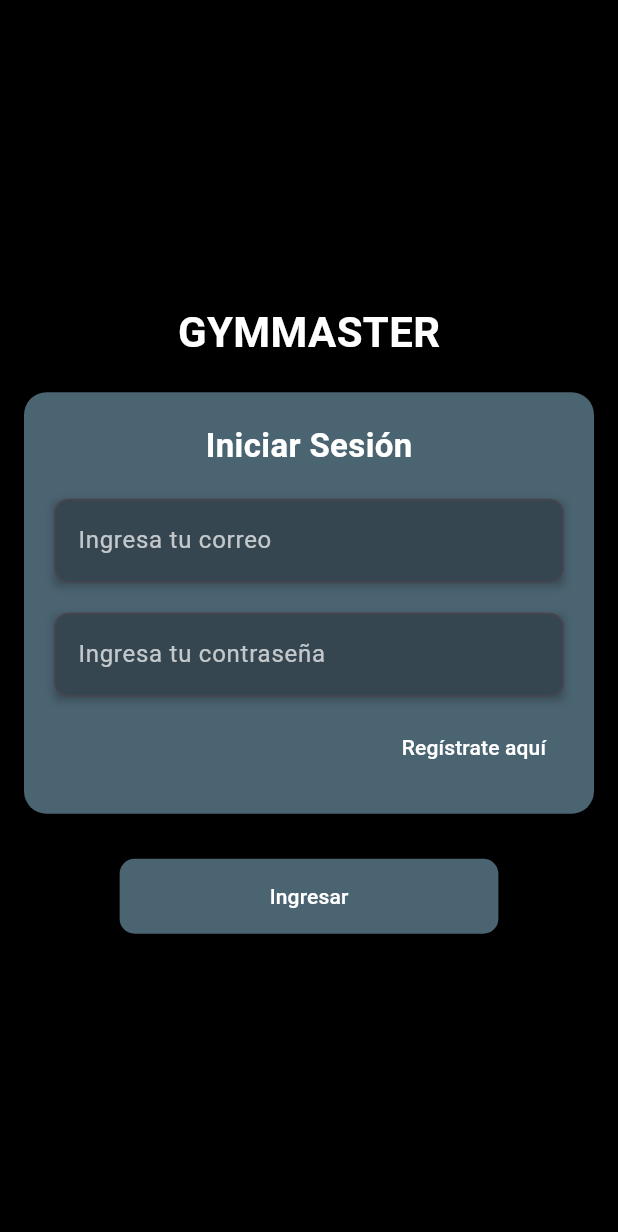
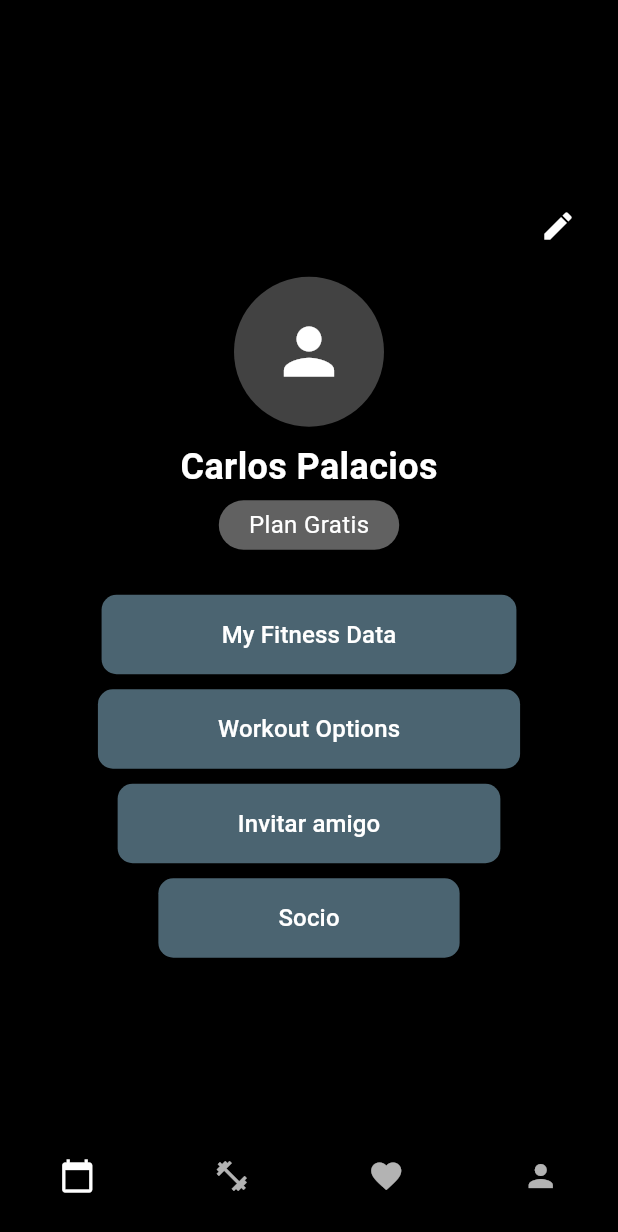
Before and after one commit to rshadeDev/Gymmaster, a Flutter app: the screen it shows after launch, after a tap on "Ingresar", on a phone screen of 412 x 824 dp. Shown: the top 1232 px of the screen. Run offline on Flutter 3.47's test engine with Material 3 defaults, Android fonts, the phone set to English and light mode, and no system bars.

Commit message:
creacion de profile_screen y fixes de register_screen

```diff
--- a/lib/main.dart
+++ b/lib/main.dart
@@ -1,12 +1,14 @@
 import 'package:flutter/material.dart';
 import 'presentation/screens/splash_screen.dart';
 
-void main() => runApp(MyApp());
+void main() => runApp(const MyApp());
 
 class MyApp extends StatelessWidget {
+  const MyApp({super.key});
+
   @override
   Widget build(BuildContext context) {
-    return MaterialApp(
+    return const MaterialApp(
       debugShowCheckedModeBanner: false,
       home: SplashScreen(),
     );
--- a/lib/presentation/screens/login_screen.dart
+++ b/lib/presentation/screens/login_screen.dart
@@ -1,7 +1,10 @@
 import 'package:flutter/material.dart';
 import 'register_screen.dart';
+import 'profile_screen.dart';
 
 class LoginScreen extends StatelessWidget {
+  const LoginScreen({super.key});
+
   @override
   Widget build(BuildContext context) {
     return Scaffold(
@@ -12,7 +15,7 @@ class LoginScreen extends StatelessWidget {
           mainAxisAlignment: MainAxisAlignment.center,
           crossAxisAlignment: CrossAxisAlignment.center,
           children: [
-            Text(
+            const Text(
               'GYMMASTER',
               style: TextStyle(
                 fontSize: 28,
@@ -20,17 +23,16 @@ class LoginScreen extends StatelessWidget {
                 color: Colors.white,
               ),
             ),
-            SizedBox(height: 20),
-            // Formulario
+            const SizedBox(height: 20),
             Container(
-              padding: EdgeInsets.all(20),
+              padding: const EdgeInsets.all(20),
               decoration: BoxDecoration(
-                color: Color(0xFF4B6471),  // Color del formulario
+                color: const Color(0xFF4B6471),
                 borderRadius: BorderRadius.circular(15),
               ),
               child: Column(
                 children: [
-                  Text(
+                  const Text(
                     'Iniciar Sesión',
                     style: TextStyle(
                       fontSize: 22,
@@ -38,10 +40,9 @@ class LoginScreen extends StatelessWidget {
                       color: Colors.white,
                     ),
                   ),
-                  SizedBox(height: 20),
-                  // Campo de correo
+                  const SizedBox(height: 20),
                   Container(
-                    decoration: BoxDecoration(
+                    decoration: const BoxDecoration(
                       boxShadow: [
                         BoxShadow(
                           color: Colors.black26,
@@ -53,21 +54,20 @@ class LoginScreen extends StatelessWidget {
                     child: TextField(
                       decoration: InputDecoration(
                         hintText: 'Ingresa tu correo',
-                        hintStyle: TextStyle(
+                        hintStyle: const TextStyle(
                           color: Colors.white70,
                         ),
                         filled: true,
-                        fillColor: Color(0xFF364650),
+                        fillColor: const Color(0xFF364650),
                         border: OutlineInputBorder(
                           borderRadius: BorderRadius.circular(10),
                         ),
                       ),
                     ),
                   ),
-                  SizedBox(height: 20),
-                  // Campo de contraseña
+                  const SizedBox(height: 20),
                   Container(
-                    decoration: BoxDecoration(
+                    decoration: const BoxDecoration(
                       boxShadow: [
                         BoxShadow(
                           color: Colors.black26,
@@ -80,29 +80,29 @@ class LoginScreen extends StatelessWidget {
                       obscureText: true,
                       decoration: InputDecoration(
                         hintText: 'Ingresa tu contraseña',
-                        hintStyle: TextStyle(
+                        hintStyle: const TextStyle(
                           color: Colors.white70,
                         ),
                         filled: true,
-                        fillColor: Color(0xFF364650),
+                        fillColor: const Color(0xFF364650),
                         border: OutlineInputBorder(
                           borderRadius: BorderRadius.circular(10),
                         ),
                       ),
                     ),
                   ),
-                  SizedBox(height: 10),
-                  // Hipervínculo "Regístrate aquí" alineado a la derecha
+                  const SizedBox(height: 10),
                   Align(
                     alignment: Alignment.centerRight,
                     child: TextButton(
                       onPressed: () {
                         Navigator.push(
                           context,
-                          MaterialPageRoute(builder: (context) => RegisterScreen()),
+                          MaterialPageRoute(
+                              builder: (context) => const RegisterScreen()),
                         );
                       },
-                      child: Text(
+                      child: const Text(
                         'Regístrate aquí',
                         style: TextStyle(
                           color: Colors.white,
@@ -113,22 +113,26 @@ class LoginScreen extends StatelessWidget {
                 ],
               ),
             ),
-            SizedBox(height: 30),
-            // Botón "Ingresar" centrado
+            const SizedBox(height: 30),
             ElevatedButton(
               onPressed: () {
-                // Acción de inicio de sesión
+                Navigator.push(
+                  context,
+                  MaterialPageRoute(
+                      builder: (context) => const ProfileScreen()),
+                );
               },
-              child: Text(
-                'Ingresar',
-                style: TextStyle(color: Colors.white),
-              ),
               style: ElevatedButton.styleFrom(
-                backgroundColor: Color(0xFF4B6471),  // Color del botón "Ingresar"
-                padding: EdgeInsets.symmetric(vertical: 15, horizontal: 100),
+                backgroundColor: const Color(0xFF4B6471),
+                padding:
+                    const EdgeInsets.symmetric(vertical: 15, horizontal: 100),
                 shape: RoundedRectangleBorder(
                   borderRadius: BorderRadius.circular(10),
                 ),
+              ),
+              child: const Text(
+                'Ingresar',
+                style: TextStyle(color: Colors.white),
               ),
             ),
           ],
--- /dev/null
+++ b/lib/presentation/screens/profile_screen.dart
@@ -0,0 +1,128 @@
+import 'package:flutter/material.dart';
+
+class ProfileScreen extends StatelessWidget {
+  const ProfileScreen({super.key});
+
+  @override
+  Widget build(BuildContext context) {
+    return Scaffold(
+      backgroundColor: Colors.black,
+      body: Padding(
+        padding: const EdgeInsets.all(16.0),
+        child: Column(
+          mainAxisAlignment: MainAxisAlignment.center,
+          crossAxisAlignment: CrossAxisAlignment.center,
+          children: [
+            Align(
+              alignment: Alignment.topRight,
+              child: IconButton(
+                icon: const Icon(Icons.edit, color: Colors.white),
+                onPressed: () {},
+              ),
+            ),
+            const SizedBox(height: 10),
+            CircleAvatar(
+              radius: 50,
+              backgroundColor: Colors.grey[800],
+              child: const Icon(Icons.person, size: 50, color: Colors.white),
+            ),
+            const SizedBox(height: 10),
+            const Text(
+              'Carlos Palacios',
+              style: TextStyle(
+                fontSize: 24,
+                fontWeight: FontWeight.bold,
+                color: Colors.white,
+              ),
+            ),
+            const SizedBox(height: 5),
+            Container(
+              padding: const EdgeInsets.symmetric(vertical: 5, horizontal: 20),
+              decoration: BoxDecoration(
+                color: Colors.grey[700],
+                borderRadius: BorderRadius.circular(20),
+              ),
+              child: const Text(
+                'Plan Gratis',
+                style: TextStyle(
+                  fontSize: 16,
+                  color: Colors.white,
+                ),
+              ),
+            ),
+            const SizedBox(height: 30),
+            ProfileOptionButton(text: 'My Fitness Data', onPressed: () {}),
+            const SizedBox(height: 10),
+            ProfileOptionButton(text: 'Workout Options', onPressed: () {}),
+            const SizedBox(height: 10),
+            ProfileOptionButton(text: 'Invitar amigo', onPressed: () {}),
+            const SizedBox(height: 10),
+            ProfileOptionButton(text: 'Socio', onPressed: () {}),
+          ],
+        ),
+      ),
+      bottomNavigationBar: Theme(
+        data: Theme.of(context).copyWith(
+          canvasColor: Colors.black,
+        ),
+        child: BottomNavigationBar(
+          backgroundColor: Colors.black,
+          elevation: 0,
+          type: BottomNavigationBarType.fixed,
+          unselectedItemColor: Colors.white70,
+          selectedItemColor: Colors.white,
+          items: const [
+            BottomNavigationBarItem(
+              icon: Icon(Icons.calendar_today),
+              label: '',
+            ),
+            BottomNavigationBarItem(
+              icon: Icon(Icons.fitness_center),
+              label: '',
+            ),
+            BottomNavigationBarItem(
+              icon: Icon(Icons.favorite),
+              label: '',
+            ),
+            BottomNavigationBarItem(
+              icon: Icon(Icons.person),
+              label: '',
+            ),
+          ],
+        ),
+      ),
+    );
+  }
+}
+
+class ProfileOptionButton extends StatelessWidget {
+  final String text;
+  final VoidCallback onPressed;
+
+  const ProfileOptionButton({
+    super.key,
+    required this.text,
+    required this.onPressed,
+  });
+
+  @override
+  Widget build(BuildContext context) {
+    return ElevatedButton(
+      onPressed: onPressed,
+      style: ElevatedButton.styleFrom(
+        backgroundColor: const Color(0xFF4B6471),
+        padding: const EdgeInsets.symmetric(vertical: 15, horizontal: 80),
+        shape: RoundedRectangleBorder(
+          borderRadius: BorderRadius.circular(10),
+        ),
+      ),
+      child: Text(
+        text,
+        style: const TextStyle(
+          color: Colors.white,
+          fontSize: 16,
+        ),
+      ),
+    );
+  }
+}
--- a/lib/presentation/screens/splash_screen.dart
+++ b/lib/presentation/screens/splash_screen.dart
@@ -3,6 +3,8 @@ import 'package:flutter/material.dart';
 import 'login_screen.dart';
 
 class SplashScreen extends StatefulWidget {
+  const SplashScreen({super.key});
+
   @override
   _SplashScreenState createState() => _SplashScreenState();
 }
@@ -11,16 +13,16 @@ class _SplashScreenState extends State<SplashScreen> {
   @override
   void initState() {
     super.initState();
-    Timer(Duration(seconds: 3), () {
+    Timer(const Duration(seconds: 3), () {
       Navigator.of(context).pushReplacement(MaterialPageRoute(
-        builder: (context) => LoginScreen(),
+        builder: (context) => const LoginScreen(),
       ));
     });
   }
 
   @override
   Widget build(BuildContext context) {
-    return Scaffold(
+    return const Scaffold(
       backgroundColor: Colors.black,
       body: Center(
           child: Column(mainAxisAlignment: MainAxisAlignment.center, children: [
```
Also changed, not shown: lib/presentation/screens/register_screen.dart (+92 -17 lines).
